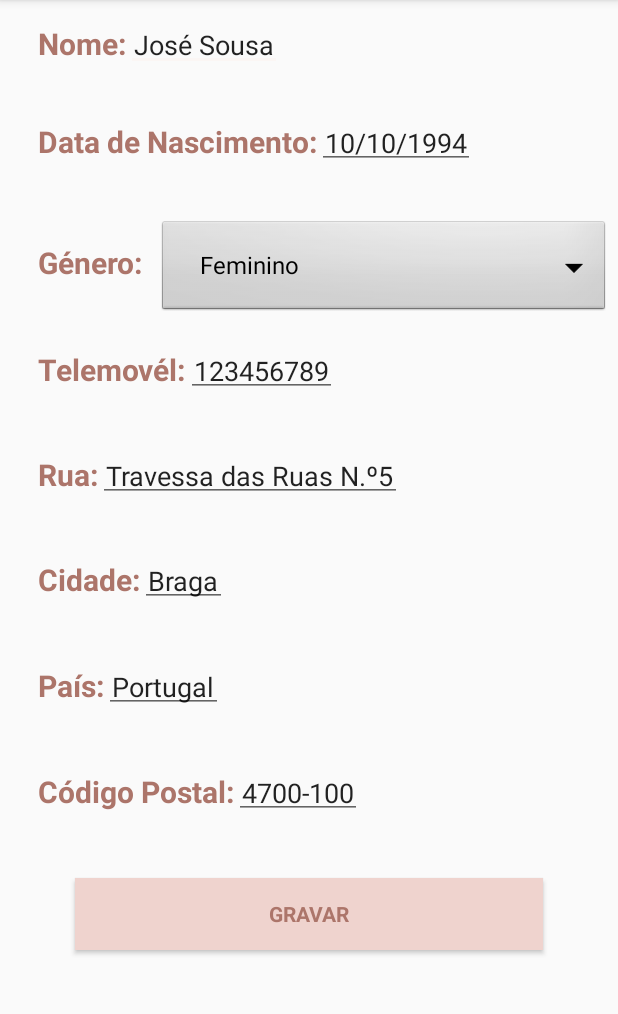
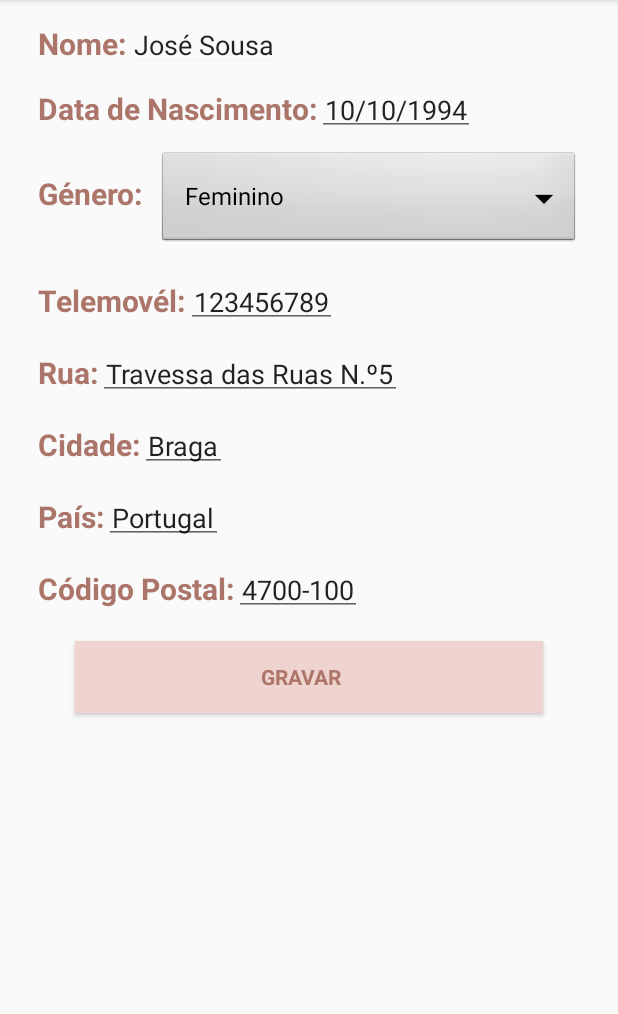
Before and after one commit to pcardosolei/PetU4-app, an Android app: the EditUserProfileActivity screen opened directly, with no data from a screen before it, on a phone screen of 412 x 824 dp, the part 84-1098 px from its top. Run offline under Robolectric (Android 15) with nearby library versions, the phone set to English and light mode, and no system bars; 9 statements that could not run were skipped.

Commit message:
EditUserBugFixing

```diff
--- a/Pet4U/app/src/main/java/pet4u/pet4u/AppProperties.java
+++ b/Pet4U/app/src/main/java/pet4u/pet4u/AppProperties.java
@@ -9,7 +9,7 @@ public class AppProperties {
     public static String clientSecret = "my-secret-token-to-change-in-production";
     public static String grantType = "password";
     public static String scope = "read write";
-    public static String baseUrl = "http://pet4uweb.me";
+    public static String baseUrl = "http://192.168.43.242:8080/";
 
     // main server : http://128.199.53.78:8080/
     // local server http://192.168.56.1:8080
--- a/Pet4U/app/src/main/java/pet4u/pet4u/activities/UserProfileActivity.java
+++ b/Pet4U/app/src/main/java/pet4u/pet4u/activities/UserProfileActivity.java
@@ -104,7 +104,8 @@ public class UserProfileActivity extends AppCompatActivity implements RecyclerVi
         // display user
         display_nome.setText(clientDTO.getNome());
         display_nascimento.setText(clientDTO.getDataNasc());
-        display_genero.setText(clientDTO.getGenero());
+        String generoDisplay = clientDTO.getGenero().substring(0, 1).toUpperCase() + clientDTO.getGenero().substring(1);
+        display_genero.setText(generoDisplay);
         if(addressDTO!=null) display_morada.setText(addressDTO.getMoradaCompleta());
         System.out.println("O TELEMOVEL É: "+clientDTO.getTelemovel());
         display_telemovel.setText(Integer.toString(clientDTO.getTelemovel()));
--- a/Pet4U/app/src/main/res/layout/activity_edit_user_profile.xml
+++ b/Pet4U/app/src/main/res/layout/activity_edit_user_profile.xml
@@ -19,6 +19,15 @@
         android:theme="@style/AppTheme.AppBarOverlay">
 
     </android.support.design.widget.AppBarLayout>
+
+    <ScrollView
+        android:layout_width="match_parent"
+        android:layout_height="match_parent">
+
+        <LinearLayout
+            android:layout_width="match_parent"
+            android:layout_height="wrap_content"
+            android:orientation="vertical" >
 
             <LinearLayout
                 android:layout_width="match_parent"
@@ -110,8 +119,10 @@
                     android:layout_height="wrap_content"
                     android:background="@android:drawable/btn_dropdown"
                     android:spinnerMode="dropdown"
-            android:paddingStart="20dp"
-            android:paddingEnd="20dp"/>
+                    android:paddingStart="10dp"
+                    android:paddingEnd="10dp"
+                    android:layout_marginEnd="20dp"
+                    />
             </LinearLayout>
 
             <LinearLayout
@@ -140,6 +151,7 @@
                     android:layout_width="wrap_content"
                     android:layout_height="wrap_content"
                     android:padding="5dp"
+                    android:inputType="number"
                     android:text="123456789"/>
 
             </LinearLayout>
@@ -264,6 +276,33 @@
 
             </LinearLayout>
 
+            <Button
+                android:id="@+id/b_save"
+                style="?android:textAppearanceSmall"
+                android:layout_width="match_parent"
+                android:layout_height="wrap_content"
+                android:layout_marginTop="16dp"
+                android:layout_marginLeft="50dp"
+                android:layout_marginRight="50dp"
+                android:text="Gravar"
+                android:textStyle="bold"
+                android:textColor="@color/colorPrimaryDark"
+                android:background="@color/buttonColor"
+                tools:ignore="HardcodedText"
+                android:elevation="0dp"
+                tools:targetApi="lollipop"
+                android:onClick="saveData"
+                android:paddingEnd="10dp"/>
+
+            <android.support.v4.widget.Space
+                android:layout_width="match_parent"
+                android:layout_height="20dp" />
+
+        </LinearLayout>
+
+    </ScrollView>
+
+
     <!--Button
         android:id="@+id/b_change_photo"
         style="?android:textAppearanceSmall"
@@ -280,22 +319,7 @@
         android:elevation="0dp"
         tools:targetApi="lollipop"  /-->
 
-    <Button
-        android:id="@+id/b_save"
-        style="?android:textAppearanceSmall"
-        android:layout_width="match_parent"
-        android:layout_height="wrap_content"
-        android:layout_marginTop="16dp"
-        android:layout_marginLeft="50dp"
-        android:layout_marginRight="50dp"
-        android:text="Gravar"
-        android:textStyle="bold"
-        android:textColor="@color/colorPrimaryDark"
-        android:background="@color/buttonColor"
-        tools:ignore="HardcodedText"
-        android:elevation="0dp"
-        tools:targetApi="lollipop"
-        android:onClick="saveData"/>
+
 
 
 </LinearLayout>
--- a/Pet4U/app/src/main/res/layout/content_main_screen_dono.xml
+++ b/Pet4U/app/src/main/res/layout/content_main_screen_dono.xml
@@ -53,7 +53,7 @@
                 android:layout_height="wrap_content"
                 android:layout_below="@+id/tv_nome"
                 android:padding="5dp"
-                android:text="José Sousa"/>
+                android:text="@string/loading"/>
 
 
         </RelativeLayout>
--- a/Pet4U/app/src/main/res/values/strings.xml
+++ b/Pet4U/app/src/main/res/values/strings.xml
@@ -7,6 +7,7 @@
     <string name="title_activity_main_screen_dono">Main Screen Dono</string>
     <string name="title_activity_plano_vacinacao">Plano de Vacinacao</string>
     <string name="title_activity_consultas">Consultas</string>
+    <string name="loading">A carregar...</string>
 
     <!-- Strings related to splash screen -->
     <string name="filter_title_view_pet4u">Filter</string>
```
Also changed, not shown: Pet4U/app/src/main/java/pet4u/pet4u/activities/EditUserProfileActivity.java (+12 -8 lines). Lines whose indentation alone changed are shown as unchanged.
